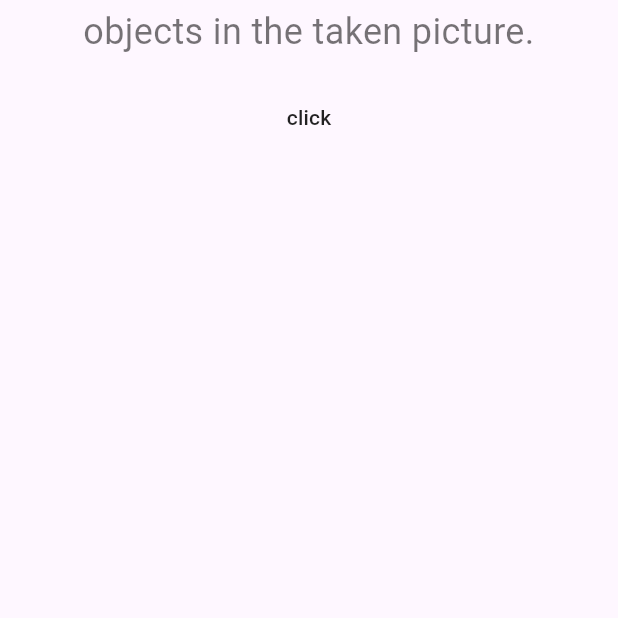
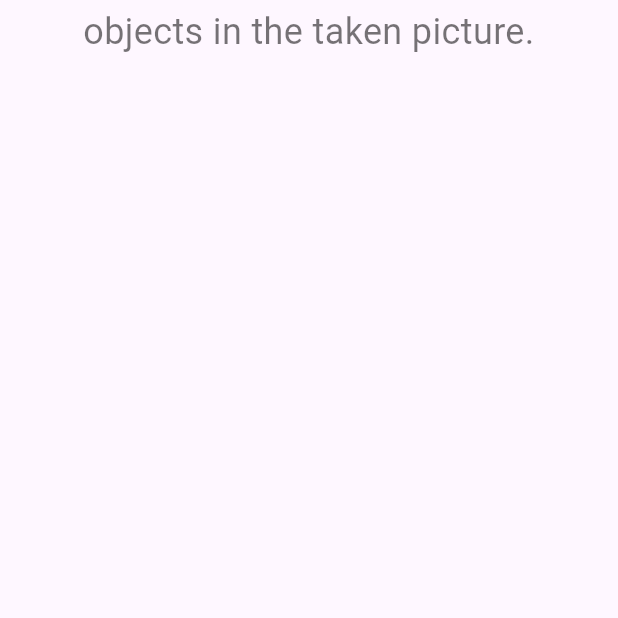
Before and after one commit to RiadhG-Hub/bestWaytoproceedfront, a Flutter app: the screen it shows after launch, on a phone screen of 412 x 824 dp, the part 519-1137 px from its top. Run offline on Flutter 3.47's test engine with Material 3 defaults, Android fonts, the phone set to English and light mode, and no system bars; our stand-ins replace bloc, camera, firebase_core, flutter_bloc, flutter_dotenv, flutter_tts and 4 more; missing offline and left inert: bestwaytoproceed, bestwaytoproceedanalyze, shake, volume_key_board; accounts and stored records are empty; statements that could not run were skipped.

Commit message:
code clean app

```diff
--- a/lib/features/danger_detector/presentation/pages/home.dart
+++ b/lib/features/danger_detector/presentation/pages/home.dart
@@ -134,13 +134,6 @@ class _HomeState extends State<Home> {
               return _buildContent(state);
             },
           ),
-          MaterialButton(
-            onPressed: () {
-              _analyzeManagerBloc.add(
-                  TakePictureStartAnalyze(_isSaveAnalyzeResultActive, _isFetchLocationActive, _isQuickResultActive));
-            },
-            child: const Text('click'),
-          )
         ],
       ),
     );
```
